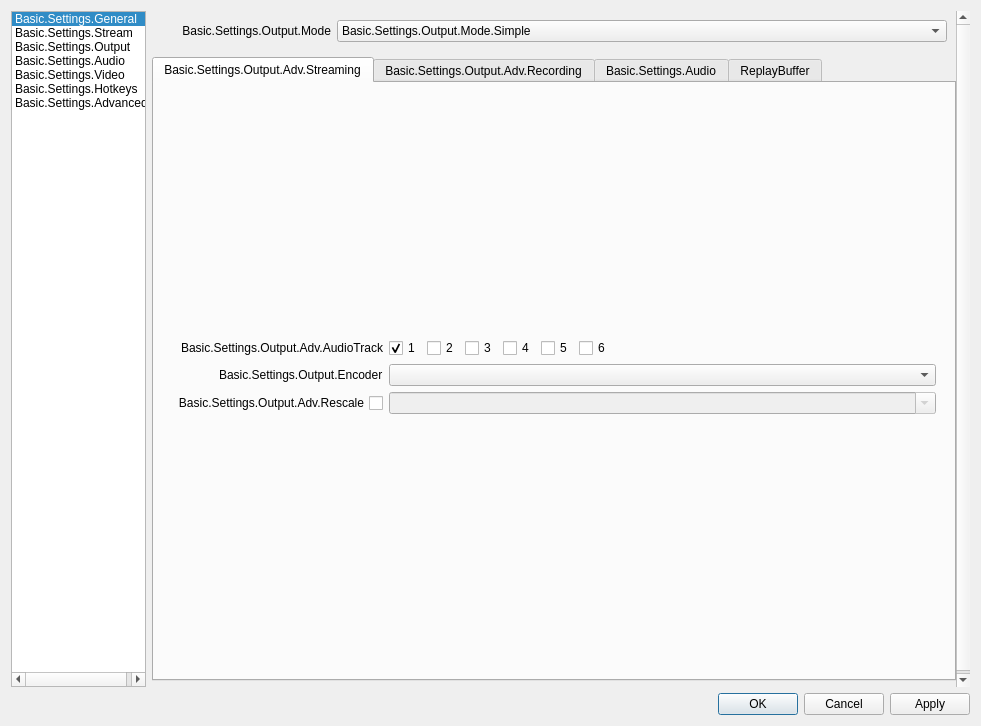
Qt form UI/forms/OBSBasicSettings.ui (krakow10/obs-studio) before a commit.
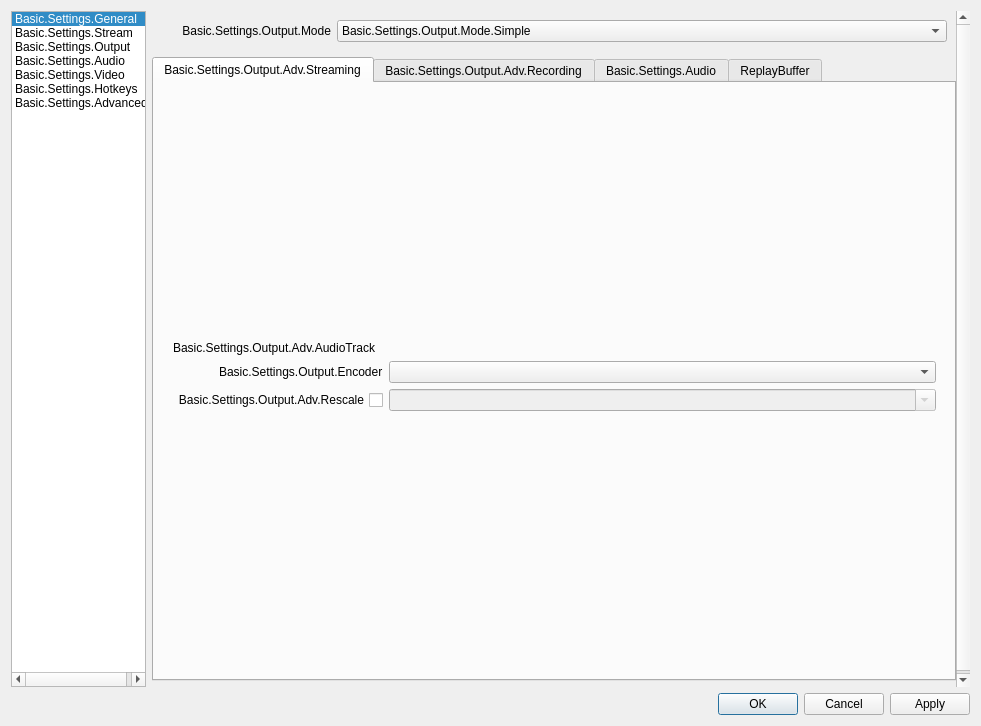
The same form after that commit. The open tabs and pages were chosen to show the change. Icons and pictures are not drawn. Custom widgets are drawn as their Qt base class.

Commit message: UI: Audio checkbox/radio based on service

The edit to the form file:
```diff
--- a/UI/forms/OBSBasicSettings.ui
+++ b/UI/forms/OBSBasicSettings.ui
@@ -2015,75 +2015,6 @@
                              </property>
                             </widget>
                            </item>
-                           <item row="1" column="1">
-                            <widget class="QFrame" name="widget_8">
-                             <property name="sizePolicy">
-                              <sizepolicy hsizetype="Maximum" vsizetype="Preferred">
-                               <horstretch>0</horstretch>
-                               <verstretch>0</verstretch>
-                              </sizepolicy>
-                             </property>
-                             <layout class="QHBoxLayout" name="horizontalLayout_7">
-                              <property name="leftMargin">
-                               <number>0</number>
-                              </property>
-                              <property name="topMargin">
-                               <number>0</number>
-                              </property>
-                              <property name="rightMargin">
-                               <number>0</number>
-                              </property>
-                              <property name="bottomMargin">
-                               <number>0</number>
-                              </property>
-                              <item>
-                               <widget class="QCheckBox" name="advOutTrack1">
-                                <property name="text">
-                                 <string notr="true">1</string>
-                                </property>
-                                <property name="checked">
-                                 <bool>true</bool>
-                                </property>
-                               </widget>
-                              </item>
-                              <item>
-                               <widget class="QCheckBox" name="advOutTrack2">
-                                <property name="text">
-                                 <string notr="true">2</string>
-                                </property>
-                               </widget>
-                              </item>
-                              <item>
-                               <widget class="QCheckBox" name="advOutTrack3">
-                                <property name="text">
-                                 <string notr="true">3</string>
-                                </property>
-                               </widget>
-                              </item>
-                              <item>
-                               <widget class="QCheckBox" name="advOutTrack4">
-                                <property name="text">
-                                 <string notr="true">4</string>
-                                </property>
-                               </widget>
-                              </item>
-                              <item>
-                               <widget class="QCheckBox" name="advOutTrack5">
-                                <property name="text">
-                                 <string notr="true">5</string>
-                                </property>
-                               </widget>
-                              </item>
-                              <item>
-                               <widget class="QCheckBox" name="advOutTrack6">
-                                <property name="text">
-                                 <string notr="true">6</string>
-                                </property>
-                               </widget>
-                              </item>
-                             </layout>
-                            </widget>
-                           </item>
                            <item row="2" column="0">
                             <widget class="QLabel" name="advOutEncLabel">
                              <property name="text">
```
Left out of the diff: 6 changed lines with no effect on the pictures. The commit also changes 5 other files.
